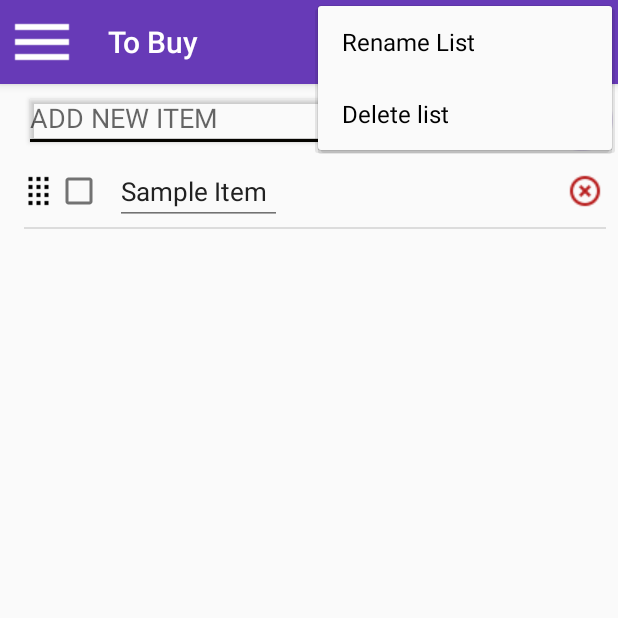
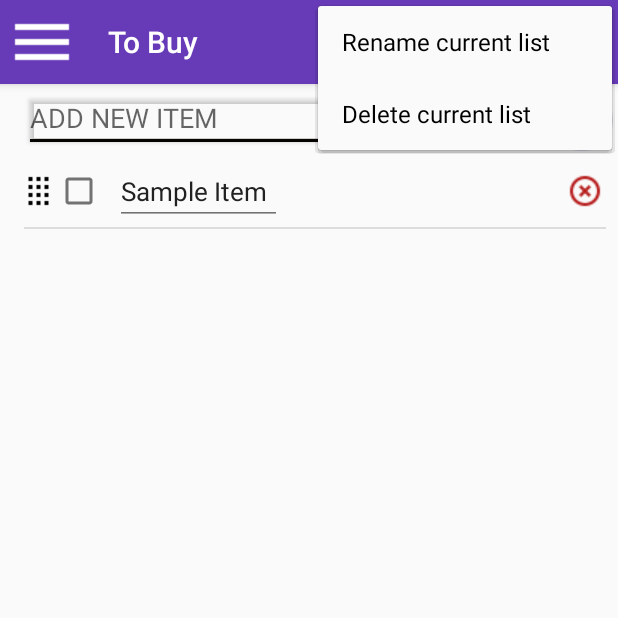
Before and after one commit to roman-trokachevskyi/DevColibriRep, an Android app: the screen it shows after launch (MainActivity), with the options menu open, on a phone screen of 412 x 824 dp, the top half of it. Run offline under Robolectric (Android 15) with nearby library versions, the phone set to English and light mode, and no system bars; libraries missing offline, so code that uses them is left out: com.crashlytics.android, io.fabric.sdk; network calls fail; 1 statement that could not run was skipped.

Commit message:
Russifecation 1

```diff
--- a/ToBuy/app/src/main/res/layout/activity_main.xml
+++ b/ToBuy/app/src/main/res/layout/activity_main.xml
@@ -25,7 +25,7 @@
         android:layout_height="wrap_content"
         android:layout_below="@+id/all_list_view"
         android:background="#00ffffff"
-        android:text="New List"
+        android:text="@string/new_list_string"
         android:textAlignment="center"
         android:textColor="#000000"
         android:id="@+id/new_list_bt" />
--- a/ToBuy/app/src/main/res/menu/main.xml
+++ b/ToBuy/app/src/main/res/menu/main.xml
@@ -8,10 +8,10 @@
         app:showAsAction="always"
         android:icon="@drawable/sort_ic"/>
     <item android:id="@+id/rename_list"
-        android:title="Rename List"
+        android:title="@string/rename_list_str"
         android:showAsAction="never"></item>
     <item android:id="@+id/delete_list"
-        android:title="Delete list"
+        android:title="@string/delete_list_str"
         android:showAsAction="never"></item>
 
 </menu>
--- a/ToBuy/app/src/main/res/values/strings.xml
+++ b/ToBuy/app/src/main/res/values/strings.xml
@@ -1,11 +1,20 @@
 <resources>
     <string name="app_name">To Buy</string>
 
-    <string name="navigation_drawer_open">Open navigation drawer</string>
-    <string name="navigation_drawer_close">Close navigation drawer</string>
+    <string name="navigation_drawer_open" translatable="false">Open navigation drawer</string>
+    <string name="navigation_drawer_close" translatable="false">Close navigation drawer</string>
 
     <string name="action_settings">Settings</string>
     <string name="new_item_et_text">ADD NEW ITEM</string>
     <string name="action_sort_checked">Sort cheked</string>
     <string name="new_list_hint">New List Name</string>
+    <string name="rename_positive_bt">Rename</string>
+    <string name="cancel_string">Cancel</string>
+    <string name="rename_list_str">Rename current list</string>
+    <string name="hint_list_name">List Name</string>
+    <string name="sample_item_str">Sample Item</string>
+    <string name="user_list_str">User List</string>
+    <string name="create_positive_bt_str">Create</string>
+    <string name="new_list_string">New List</string>
+    <string name="delete_list_str">Delete current list</string>
 </resources>
```
Also changed, not shown: ToBuy/app/src/main/java/com/rodico/duke0808/tobuy/MainActivity.java (+21 -24 lines), 1 other file.
